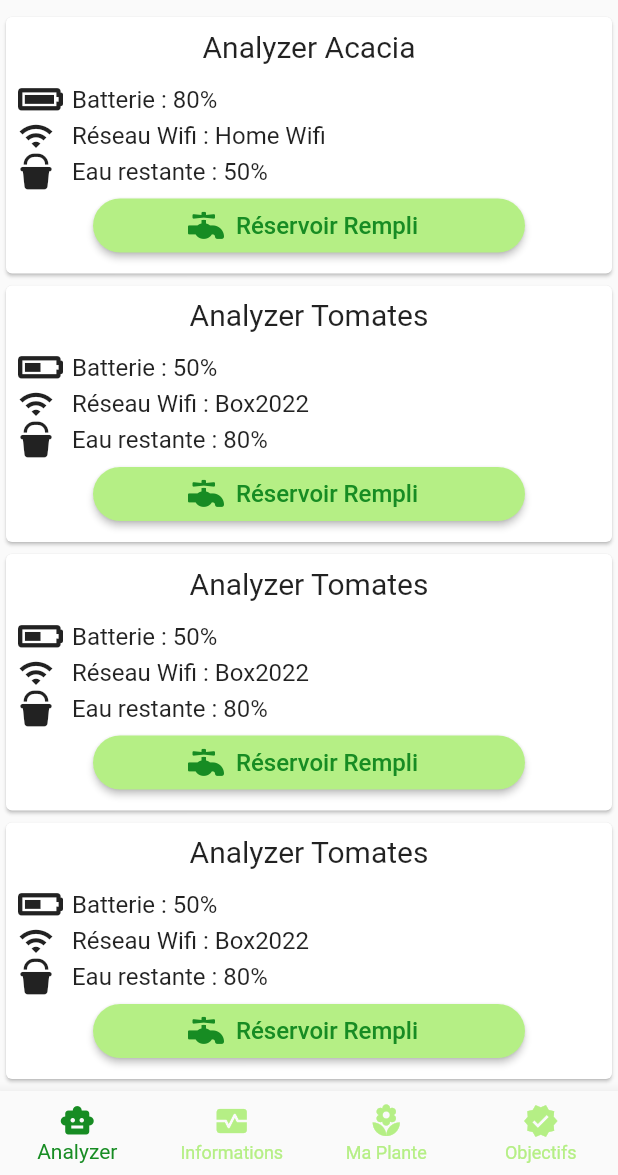
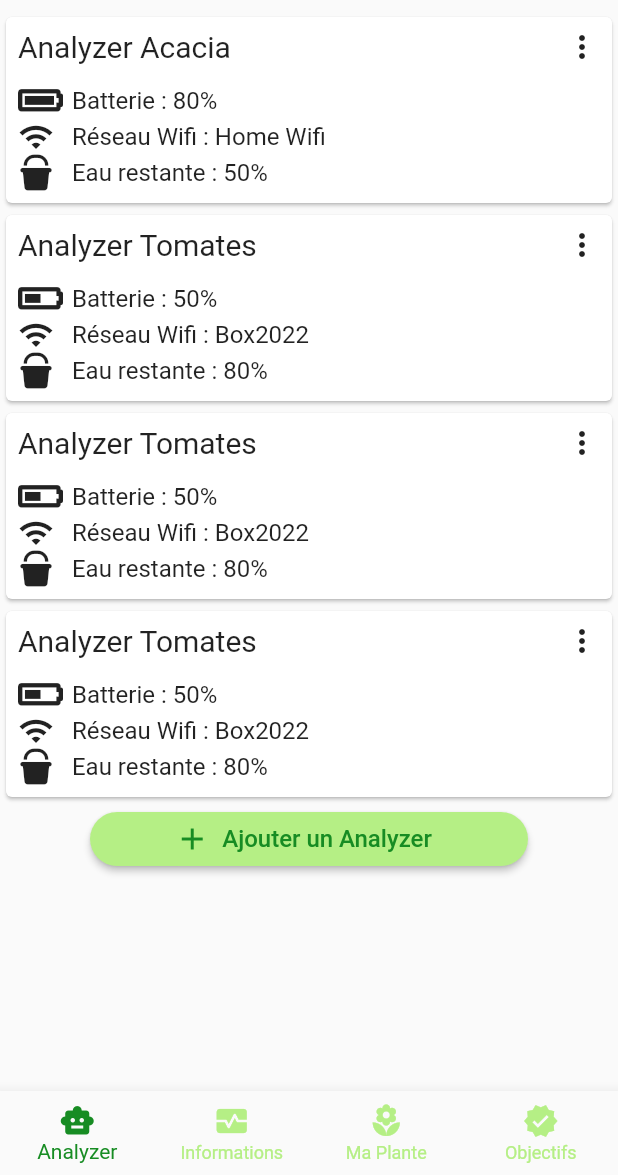
Before and after one commit to SoulPot/mobile, a Flutter app: the HomePage screen opened directly, on a phone screen of 412 x 824 dp, the part 61-1236 px from its top. Run offline on Flutter 3.47's test engine with Material 2 defaults, Android fonts, the phone set to English and light mode, and no system bars; our stand-ins replace auth_buttons, firebase_auth, firebase_core, google_sign_in, page_transition; accounts and stored records are empty.

Commit message:
Update Analyzers view + give access to Analyzer détails

```diff
--- a/lib/views/analyzer_page.dart
+++ b/lib/views/analyzer_page.dart
@@ -68,35 +68,6 @@ class _AnalyzerPageState extends State<AnalyzerPage> {
                 ),
               ),
             ),
-            Padding(
-              padding: const EdgeInsets.only(left: 60.0, right: 60.0),
-              child: ElevatedButton(
-                onPressed: addNewAnalyzer,
-                style: ElevatedButton.styleFrom(
-                  shape: new RoundedRectangleBorder(
-                    borderRadius: new BorderRadius.circular(30.0),
-                  ),
-                  primary: SoultPotTheme.SPRed,
-                ),
-                child: Row(
-                  mainAxisAlignment: MainAxisAlignment.center,
-                  children: [
-                    Icon(
-                      Icons.delete_forever,
-                      color: Colors.white,
-                    ),
-                    Padding(
-                      padding: const EdgeInsets.all(8.0),
-                      child: Text(
-                        "Supprimer un Analyzer",
-                        style: TextStyle(
-                            fontSize: 16, color: Colors.white),
-                      ),
-                    )
-                  ],
-                ),
-              ),
-            ),
           ],
         ),
       ),
--- a/lib/widgets/CardInfoAnalyzer.dart
+++ b/lib/widgets/CardInfoAnalyzer.dart
@@ -1,5 +1,6 @@
 import 'package:flutter/cupertino.dart';
 import 'package:flutter/material.dart';
+import 'package:soulpot/views/AnalyzerDetails.dart';
 
 import '../theme.dart';
 
@@ -21,6 +22,7 @@ class CardInfoAnalyzer extends StatefulWidget {
 }
 
 class _CardInfoAnalyzerState extends State<CardInfoAnalyzer> {
+
   Widget build(BuildContext context) {
     var iconBattery = SoultPotTheme.battery_full;
     if (widget.batteryPercentage < 70) {
@@ -33,15 +35,42 @@ class _CardInfoAnalyzerState extends State<CardInfoAnalyzer> {
       child: Padding(
         padding: const EdgeInsets.all(8.0),
         child: Column(
-
           children: [
             Padding(
               padding: const EdgeInsets.only(bottom: 12.0),
-              child: Center(
-                child: Text(
-                  widget.analyzerName,
-                  style: TextStyle(fontSize: 20),
-                ),
+              child: Row(
+                mainAxisAlignment: MainAxisAlignment.spaceBetween,
+                children: [
+                  Center(
+                    child: Text(
+                      widget.analyzerName,
+                      style: TextStyle(fontSize: 20),
+                    ),
+                  ),
+                  PopupMenuButton(
+                      child: Icon(Icons.more_vert),
+                      onSelected: popupMenuButton,
+                      itemBuilder: (context) => [
+                            PopupMenuItem(
+                              child: Row(
+                                children: [
+                                  Icon(Icons.edit),
+                                  Text(" Modifier l'Analyzer"),
+                                ],
+                              ),
+                              value: 1,
+                            ),
+                            PopupMenuItem(
+                              child: Row(
+                                children: [
+                                  Icon(Icons.delete),
+                                  Text(" Supprimer l'Analyzer"),
+                                ],
+                              ),
+                              value: 2,
+                            )
+                          ]),
+                ],
               ),
             ),
             Row(
@@ -55,7 +84,9 @@ class _CardInfoAnalyzerState extends State<CardInfoAnalyzer> {
                         Padding(
                           padding: const EdgeInsets.only(left: 8.0),
                           child: Text(
-                            " Batterie : " + widget.batteryPercentage.toString() + "% ",
+                            " Batterie : " +
+                                widget.batteryPercentage.toString() +
+                                "% ",
                             style: TextStyle(fontSize: 16),
                             textAlign: TextAlign.start,
                           ),
@@ -90,38 +121,8 @@ class _CardInfoAnalyzerState extends State<CardInfoAnalyzer> {
                     ),
                   ],
                 ),
-
               ],
             ),
-            Padding(
-              padding: const EdgeInsets.only(left: 50.0, right: 50.0),
-              child: ElevatedButton(
-                onPressed: fillWater,
-                style: ElevatedButton.styleFrom(
-                  shape: new RoundedRectangleBorder(
-                    borderRadius: new BorderRadius.circular(30.0),
-                  ),
-                  primary: SoultPotTheme.SPPaleGreen,
-                ),
-                child: Row(
-                  mainAxisAlignment: MainAxisAlignment.center,
-                  children: [
-                    Icon(
-                      SoultPotTheme.faucet_solid,
-                      color: SoultPotTheme.SPGreen,
-                    ),
-                    Padding(
-                      padding: const EdgeInsets.all(8.0),
-                      child: Text(
-                        "Réservoir Rempli",
-                        style: TextStyle(
-                            fontSize: 16, color: SoultPotTheme.SPGreen),
-                      ),
-                    )
-                  ],
-                ),
-              ),
-            )
           ],
         ),
       ),
@@ -131,4 +132,15 @@ class _CardInfoAnalyzerState extends State<CardInfoAnalyzer> {
   void fillWater() {
     print("Le réservoir est rempli");
   }
+
+  void popupMenuButton(int value) {
+    if(value == 1){
+      Navigator.push(
+        context,
+        MaterialPageRoute(builder: (context) => const AnalyzerDetails(nameWifi: "HotSpot3",namePlant: "Orchidée", analyzerName: "Analyzer",)),
+      );
+    }
+    print("Plus de détails");
+  }
+
 }
```
Also changed, not shown: lib/views/AnalyzerDetails.dart (added, +74 -0 lines).
